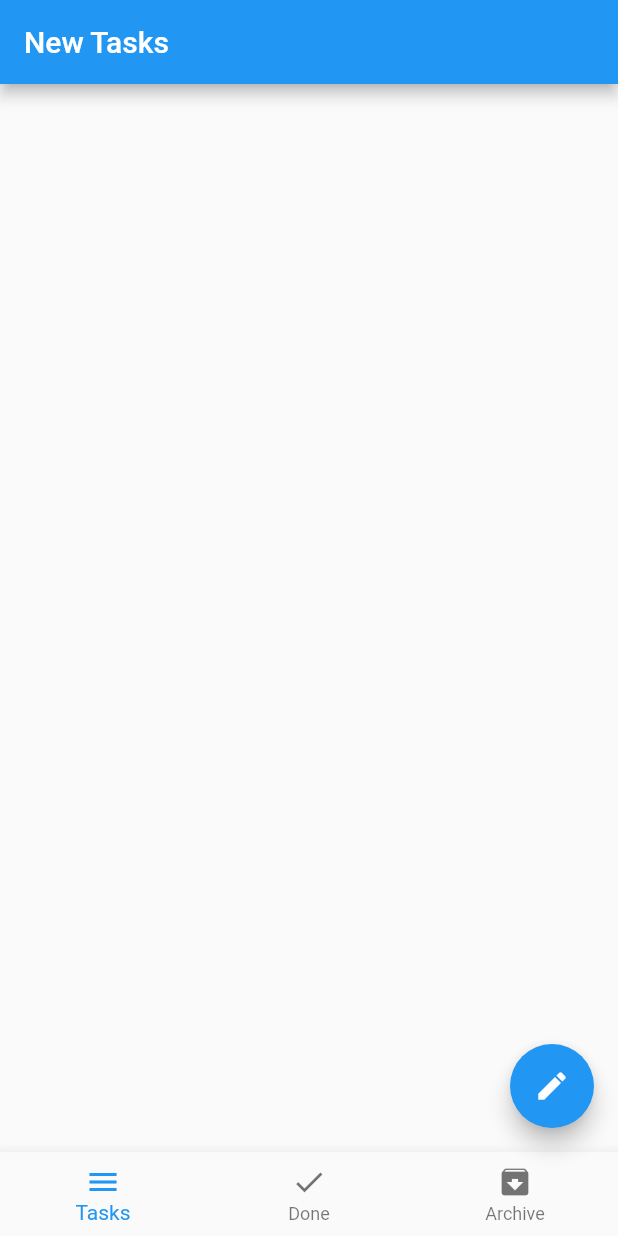
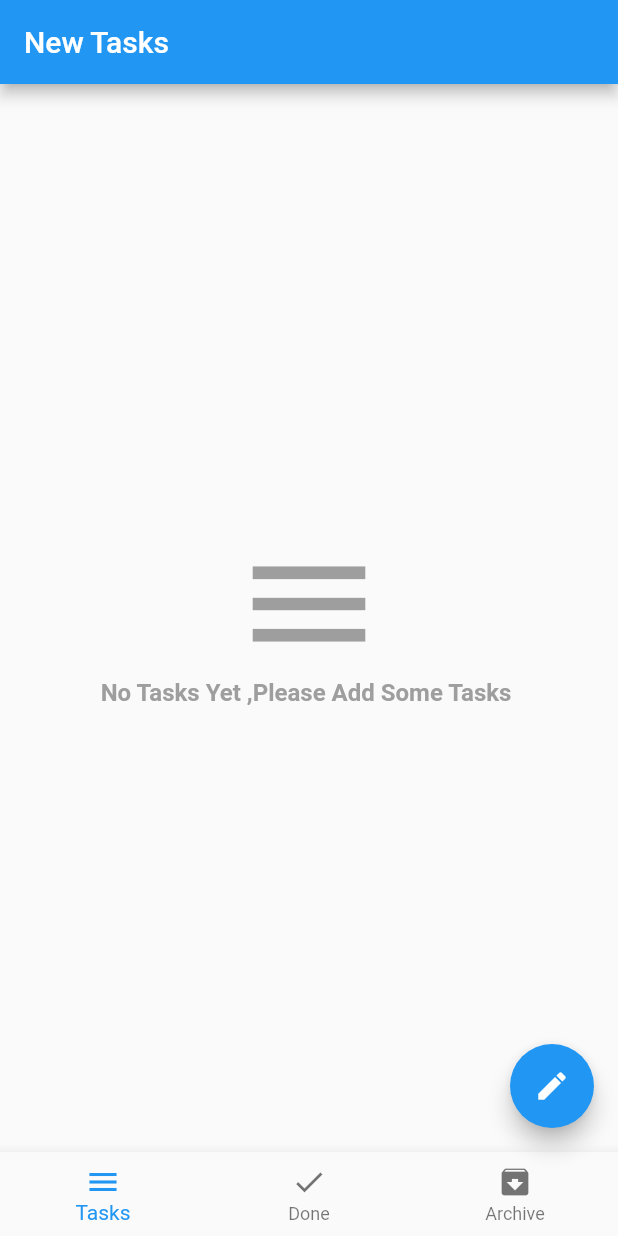
Before and after one commit to AbdullahGamal1/todo_v2, a Flutter app: the screen it shows after launch, on a phone screen of 412 x 824 dp. Run offline on Flutter 3.47's test engine with Material 2 defaults, Android fonts, the phone set to English and light mode, and no system bars; our stand-ins replace conditional_builder_null_safety, flutter_bloc, sqflite; accounts and stored records are empty.

Commit message:
create Delete on database create taskBuilder componant

```diff
--- a/lib/modules/tasks/new_tasks_screen.dart
+++ b/lib/modules/tasks/new_tasks_screen.dart
@@ -10,16 +10,7 @@ class NewTasksScreen extends StatelessWidget {
       listener: (context, state) {},
       builder: (context, state) {
         var tasks = AppCubit.get(context).newTasks;
-        print("New ${AppCubit.get(context).newTasks}");
-        return ListView.separated(
-            itemBuilder: (context, index) =>
-                BuildTaskitem(tasks[index], context),
-            separatorBuilder: (context, index) => Container(
-                  width: double.infinity,
-                  height: 1,
-                  color: Colors.grey[300],
-                ),
-            itemCount: tasks.length);
+        return tasksBuilder(tasks: tasks);
       },
     );
   }
--- a/lib/shared/componat/componats/componants.dart
+++ b/lib/shared/componat/componats/componants.dart
@@ -1,3 +1,4 @@
+import 'package:conditional_builder_null_safety/conditional_builder_null_safety.dart';
 import 'package:flutter/material.dart';
 import 'package:todo_v2/shared/cubit/cubit.dart';
 
@@ -40,7 +41,11 @@ Widget DefaultFormField(
       },
     );
 
-Widget BuildTaskitem(Map model, context) => Padding(
+Widget BuildTaskitem(Map model, context) => Dismissible(
+      onDismissed: (direction) =>
+          AppCubit.get(context).deleteFromDataBase(id: model['id']),
+      key: Key(model['id'].toString()),
+      child: Padding(
         padding: const EdgeInsets.all(8.0),
         child: Row(
           children: [
@@ -56,7 +61,8 @@ Widget BuildTaskitem(Map model, context) => Padding(
                   Text('${model['title']}',
                       style:
                           TextStyle(fontSize: 18, fontWeight: FontWeight.bold)),
-                Text('${model['date']}', style: TextStyle(color: Colors.grey)),
+                  Text('${model['date']}',
+                      style: TextStyle(color: Colors.grey)),
                 ],
               ),
             ),
@@ -79,4 +85,34 @@ Widget BuildTaskitem(Map model, context) => Padding(
                 icon: Icon(Icons.archive, color: Colors.grey))
           ],
         ),
+      ),
     );
+Widget tasksBuilder({required List<Map> tasks}) => ConditionalBuilder(
+    condition: tasks.length > 0,
+    builder: (context) => ListView.separated(
+        itemBuilder: (context, index) => BuildTaskitem(tasks[index], context),
+        separatorBuilder: (context, index) => Container(
+              width: double.infinity,
+              height: 1,
+              color: Colors.grey[300],
+            ),
+        itemCount: tasks.length),
+    fallback: (context) => Center(
+          child: Column(
+            mainAxisAlignment: MainAxisAlignment.center,
+            children: [
+              Icon(
+                Icons.menu,
+                size: 100,
+                color: Colors.grey,
+              ),
+              Text(
+                'No Tasks Yet ,Please Add Some Tasks ',
+                style: TextStyle(
+                    fontSize: 16,
+                    fontWeight: FontWeight.bold,
+                    color: Colors.grey),
+              )
+            ],
+          ),
+        ));
--- a/lib/shared/cubit/state.dart
+++ b/lib/shared/cubit/state.dart
@@ -17,4 +17,6 @@ class AppInsertDataBaseState extends AppStates {}
 
 class AppUpdateDataBaseState extends AppStates {}
 
+class AppDeleteDataBaseState extends AppStates {}
+
 class AppChangeBottomSheetState extends AppStates {}
```
Also changed, not shown: lib/modules/tasks/archive.dart (+1 -9 lines), lib/modules/tasks/done_task.dart (+1 -9 lines), lib/shared/cubit/cubit.dart (+8 -0 lines). Lines whose indentation alone changed are shown as unchanged.
